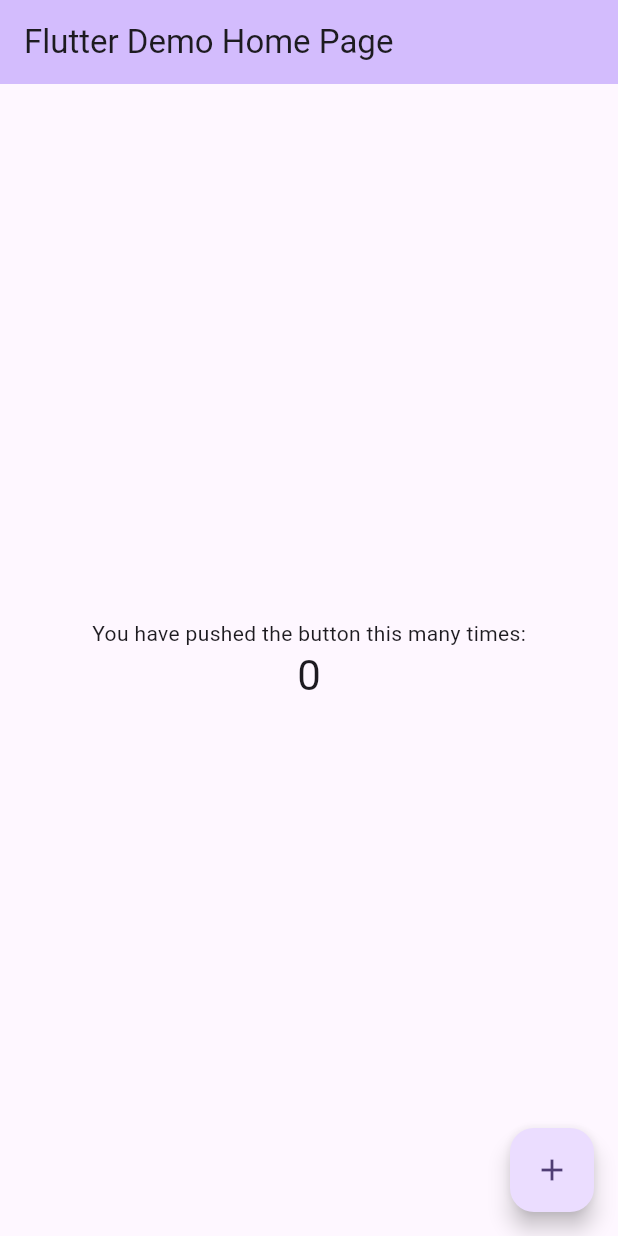
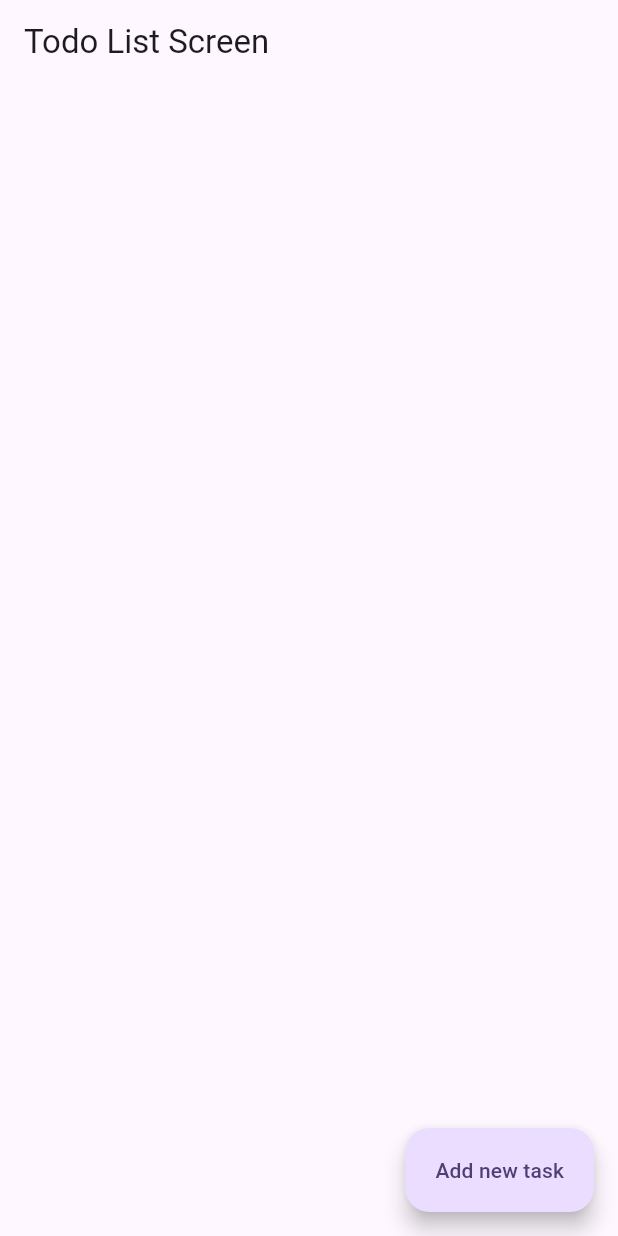
Before and after one commit to mohsen-zahed/todo_app_project, a Flutter app: the screen it shows after launch, on a phone screen of 412 x 824 dp. Run offline on Flutter 3.47's test engine with Material 3 defaults, Android fonts, the phone set to English and light mode, and no system bars; our stand-ins replace hive_flutter; accounts and stored records are empty.

Commit message:
hive functionality implemented🔥

```diff
--- /dev/null
+++ b/lib/features/data/models/task_model.dart
@@ -0,0 +1,22 @@
+import 'package:hive_flutter/adapters.dart';
+part 'task_model.g.dart';
+
+@HiveType(typeId: 0)
+class TaskModel extends HiveObject {
+  @HiveField(0)
+  String taskName = '';
+  @HiveField(1)
+  bool isCompleted = false;
+  @HiveField(2)
+  Priority priority = Priority.low;
+}
+
+@HiveType(typeId: 1)
+enum Priority {
+  @HiveField(0)
+  low,
+  @HiveField(1)
+  normal,
+  @HiveField(2)
+  high,
+}
--- /dev/null
+++ b/lib/features/screens/home_screens/home_screen/home_screen.dart
@@ -0,0 +1,83 @@
+import 'package:flutter/material.dart';
+import 'package:hive_flutter/hive_flutter.dart';
+import 'package:to_do_list_project/features/data/models/task_model.dart';
+import 'package:to_do_list_project/main.dart';
+
+class HomeScreen extends StatelessWidget {
+  const HomeScreen({super.key});
+
+  @override
+  Widget build(BuildContext context) {
+    final hive = Hive.box<TaskModel>(hiveBoxName);
+    return Scaffold(
+      appBar: AppBar(
+        title: const Text('Todo List Screen'),
+      ),
+      floatingActionButton: FloatingActionButton.extended(
+        onPressed: () {
+          Navigator.push(
+              context,
+              MaterialPageRoute(
+                builder: ((context) => const CreateTaskScreen()),
+              ));
+        },
+        label: const Text('Add new task'),
+      ),
+      body: SizedBox(
+        width: MediaQuery.sizeOf(context).width,
+        height: MediaQuery.sizeOf(context).height,
+        child: ValueListenableBuilder<Box<TaskModel>>(
+          valueListenable: hive.listenable(),
+          builder: (context, value, child) => ListView.builder(
+            itemCount: hive.values.length,
+            itemBuilder: (context, index) {
+              return Text(hive.values.toList()[index].taskName);
+            },
+          ),
+        ),
+      ),
+    );
+  }
+}
+
+class CreateTaskScreen extends StatefulWidget {
+  const CreateTaskScreen({super.key});
+
+  @override
+  State<CreateTaskScreen> createState() => _CreateTaskScreenState();
+}
+
+class _CreateTaskScreenState extends State<CreateTaskScreen> {
+  final TextEditingController _controller =
+      TextEditingController(text: 'task1');
+  @override
+  Widget build(BuildContext context) {
+    return Scaffold(
+      appBar: AppBar(
+        title: const Text('Create Task Screen'),
+      ),
+      floatingActionButton: FloatingActionButton.extended(
+        onPressed: () {
+          final task = TaskModel();
+          task.taskName = _controller.text;
+          task.isCompleted = false;
+          task.priority = Priority.low;
+          if (task.isInBox) {
+            task.save();
+          } else {
+            final box = Hive.box<TaskModel>(hiveBoxName);
+            box.add(task);
+          }
+          Navigator.pop(context);
+        },
+        label: const Text('Save task'),
+      ),
+      body: TextField(
+        controller: _controller,
+        decoration: const InputDecoration(
+          hintText: 'Enter your task',
+        ),
+      ),
+    );
+  }
+}
--- a/lib/main.dart
+++ b/lib/main.dart
@@ -1,6 +1,15 @@
 import 'package:flutter/material.dart';
+import 'package:hive_flutter/hive_flutter.dart';
+import 'package:to_do_list_project/features/data/models/task_model.dart';
+import 'package:to_do_list_project/features/screens/home_screens/home_screen/home_screen.dart';
 
-void main() {
+const hiveBoxName = 'tasks';
+
+void main() async {
+  await Hive.initFlutter();
+  Hive.registerAdapter(TaskModelAdapter());
+  Hive.registerAdapter(PriorityAdapter());
+  await Hive.openBox<TaskModel>(hiveBoxName);
   runApp(const MyApp());
 }
 
@@ -14,55 +23,7 @@ class MyApp extends StatelessWidget {
         colorScheme: ColorScheme.fromSeed(seedColor: Colors.deepPurple),
         useMaterial3: true,
       ),
-      home: const MyHomePage(title: 'Flutter Demo Home Page'),
+      home: const HomeScreen(),
     );
   }
 }
-
-class MyHomePage extends StatefulWidget {
-  const MyHomePage({super.key, required this.title});
-
-  final String title;
-
-  @override
-  State<MyHomePage> createState() => _MyHomePageState();
-}
-
-class _MyHomePageState extends State<MyHomePage> {
-  int _counter = 0;
-
-  void _incrementCounter() {
-    setState(() {
-      _counter++;
-    });
-  }
-
-  @override
-  Widget build(BuildContext context) {
-    return Scaffold(
-      appBar: AppBar(
-        backgroundColor: Theme.of(context).colorScheme.inversePrimary,
-        title: Text(widget.title),
-      ),
-      body: Center(
-        child: Column(
-          mainAxisAlignment: MainAxisAlignment.center,
-          children: <Widget>[
-            const Text(
-              'You have pushed the button this many times:',
-            ),
-            Text(
-              '$_counter',
-              style: Theme.of(context).textTheme.headlineMedium,
-            ),
-          ],
-        ),
-      ),
-      floatingActionButton: FloatingActionButton(
-        onPressed: _incrementCounter,
-        tooltip: 'Increment',
-        child: const Icon(Icons.add),
-      ),
-    );
-  }
-}
--- a/pubspec.yaml
+++ b/pubspec.yaml
@@ -35,10 +35,14 @@ dependencies:
   # The following adds the Cupertino Icons font to your application.
   # Use with the CupertinoIcons class for iOS style icons.
   cupertino_icons: ^1.0.6
+  hive_flutter: ^1.1.0
+  provider: ^6.1.2
 
 dev_dependencies:
   flutter_test:
     sdk: flutter
+  hive_generator: ^2.0.1
+  build_runner: ^2.4.9
 
   # The "flutter_lints" package below contains a set of recommended lints to
   # encourage good coding practices. The lint set provided by the package is
```
Also changed, not shown: lib/features/data/models/task_model.g.dart (added), pubspec.lock, 1 other file.
